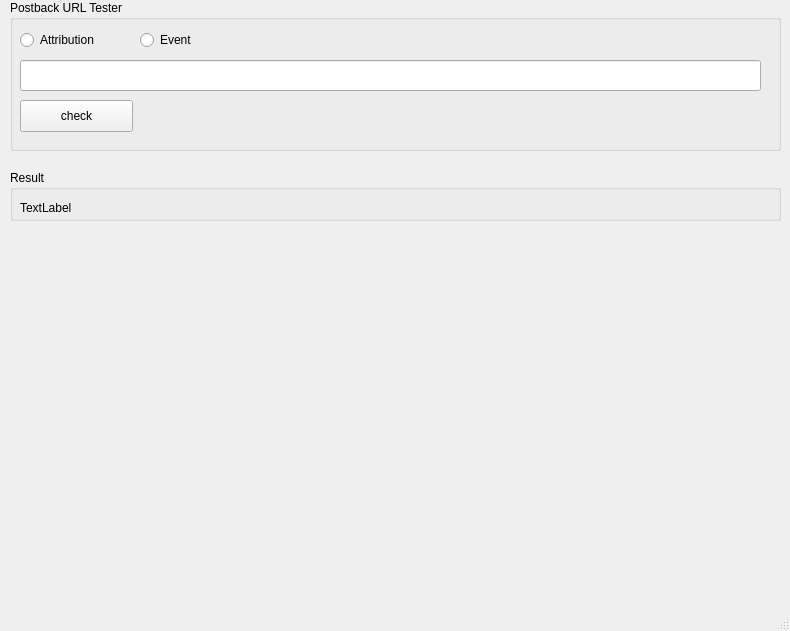
Before: the Qt Designer form postback_test.ui in gwangqq/python_exercise, drawn with Qt 5.
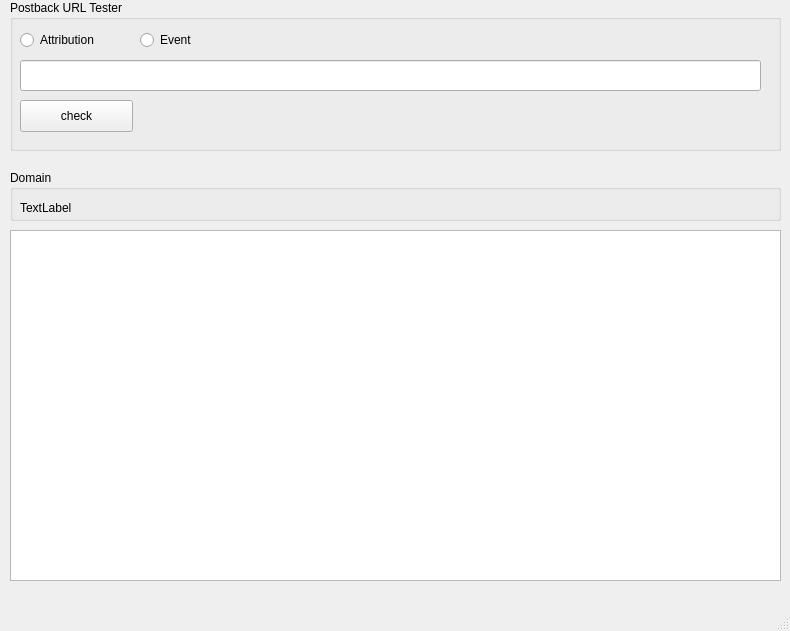
After: the same form once the commit is applied.

Commit message: update of postback tester to show verification of macro

```diff
--- a/postback_test.ui
+++ b/postback_test.ui
@@ -95,7 +95,7 @@
      <item>
       <widget class="QGroupBox" name="groupBox_2">
        <property name="title">
-        <string>Result</string>
+        <string>Domain</string>
        </property>
        <widget class="QLabel" name="resultLabel">
         <property name="geometry">
@@ -114,6 +114,21 @@
      </item>
     </layout>
    </widget>
+   <widget class="QWidget" name="verticalLayoutWidget_3">
+    <property name="geometry">
+     <rect>
+      <x>10</x>
+      <y>230</y>
+      <width>771</width>
+      <height>351</height>
+     </rect>
+    </property>
+    <layout class="QVBoxLayout" name="verticalLayout_4">
+     <item>
+      <widget class="QTextEdit" name="detailTextEdit"/>
+     </item>
+    </layout>
+   </widget>
   </widget>
   <widget class="QMenuBar" name="menubar">
    <property name="geometry">
```
Left out of the diff: 4 changed lines with no effect on the pictures. The commit also changes 3 other files.
